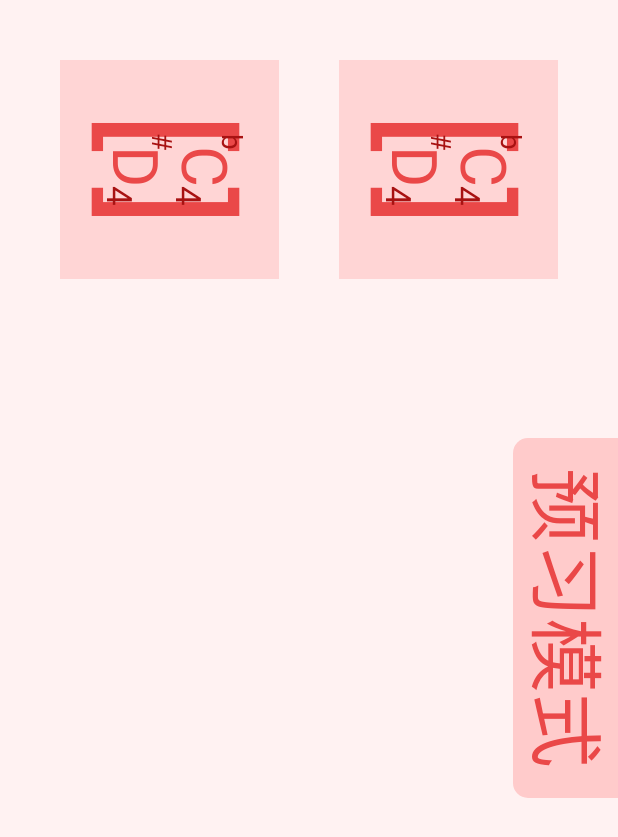
After one commit to SWC-Painist/APP, an Android app: the PlayingActivity screen opened directly, with no data from a screen before it, on a phone screen of 412 x 824 dp. The commit adds this screen. Shown: the top 837 px of the screen. Run offline under Robolectric (Android 15) with nearby library versions, the phone set to English and light mode, and no system bars; Roboto replaces fonts that are not available here; 1 statement that could not run was skipped.

Commit message:
Add Playing View; Update Preview-State Layout

```diff
--- a/app/build.gradle
+++ b/app/build.gradle
@@ -27,6 +27,10 @@ android {
         targetCompatibility JavaVersion.VERSION_1_8
     }
 
+    packagingOptions {
+        exclude 'META-INF/app_release.kotlin_module'
+    }
+
     lintOptions {
         abortOnError false
     }
--- a/app/src/main/AndroidManifest.xml
+++ b/app/src/main/AndroidManifest.xml
@@ -9,7 +9,8 @@
         android:roundIcon="@mipmap/ic_launcher_round"
         android:supportsRtl="true"
         android:theme="@style/Theme.Painist.NoActionBar">
-        <activity android:name=".Scorelist"></activity>
+        <activity android:name=".PlayingActivity"></activity>
+        <activity android:name=".Scorelist" />
         <activity
             android:name=".MainActivity"
             android:label="@string/app_name"
--- /dev/null
+++ b/app/src/main/java/com/app/painist/PlayingActivity.java
@@ -0,0 +1,69 @@
+package com.app.painist;
+
+import androidx.annotation.NonNull;
+import androidx.annotation.Nullable;
+import androidx.annotation.RequiresApi;
+import androidx.appcompat.app.AppCompatActivity;
+
+import android.content.Context;
+import android.graphics.Canvas;
+import android.graphics.Color;
+import android.graphics.Paint;
+import android.os.Build;
+import android.os.Bundle;
+import android.util.AttributeSet;
+import android.util.Log;
+import android.view.Display;
+import android.view.Surface;
+import android.view.View;
+import android.view.Window;
+import android.view.WindowManager;
+
+import java.io.IOException;
+import java.io.InputStream;
+import java.io.StringWriter;
+import java.nio.charset.StandardCharsets;
+
+public class PlayingActivity extends AppCompatActivity {
+
+    private PlayingView playingView;
+
+    @Override @RequiresApi(api = Build.VERSION_CODES.KITKAT)
+    protected void onCreate(Bundle savedInstanceState) {
+        super.onCreate(savedInstanceState);
+
+        playingView = new PlayingView(this);
+
+        setFullScreen();
+
+        setContentView(playingView);
+    }
+
+    @RequiresApi(api = Build.VERSION_CODES.KITKAT)
+    private void setFullScreen() {
+        // 全屏显示：
+        // 1.隐藏上方通知栏
+        getWindow().setFlags(WindowManager.LayoutParams.FLAG_FULLSCREEN, WindowManager.LayoutParams.FLAG_FULLSCREEN);
+        // 2.隐藏底部导航栏（返回HOME键等）
+        WindowManager.LayoutParams params = getWindow().getAttributes();
+        params.systemUiVisibility = View.SYSTEM_UI_FLAG_HIDE_NAVIGATION|View.SYSTEM_UI_FLAG_IMMERSIVE;
+        getWindow().setAttributes(params);
+    }
+
+    public float getScreenRotation() {
+        WindowManager windowManager = getWindowManager();
+        Display display = windowManager.getDefaultDisplay();
+
+        int screenRotation = display.getRotation();
+        if (Surface.ROTATION_0 == screenRotation) {
+            return 0f;
+        } else if (Surface.ROTATION_90 == screenRotation) {
+            return 90f;
+        } else if (Surface.ROTATION_180 == screenRotation) {
+            return 180f;
+        } else if (Surface.ROTATION_270 == screenRotation) {
+            return 270f;
+        }
+        return 0f;
+    }
+}
--- /dev/null
+++ b/app/src/main/java/com/app/painist/PlayingView.java
@@ -0,0 +1,342 @@
+package com.app.painist;
+
+import android.app.Activity;
+import android.content.Context;
+import android.graphics.Bitmap;
+import android.graphics.BitmapFactory;
+import android.graphics.Canvas;
+import android.graphics.Color;
+import android.graphics.Matrix;
+import android.graphics.Paint;
+import android.graphics.Rect;
+import android.graphics.Typeface;
+import android.os.Build;
+import android.os.Environment;
+import android.provider.ContactsContract;
+import android.util.Log;
+import android.view.MotionEvent;
+import android.view.View;
+
+import androidx.annotation.NonNull;
+import androidx.annotation.RequiresApi;
+
+import org.jetbrains.annotations.NotNull;
+
+import java.lang.reflect.Array;
+import java.util.ArrayList;
+import java.util.List;
+
+import static java.lang.Float.NaN;
+import static java.lang.Float.isNaN;
+
+/* class PlayingView
+ * 用于绘制PlayingActivity窗口下的界面
+ * onDraw中绘制窗口，在每次更新窗口或使用invalidate函数时会自动调用
+ * 关联ScoreRenderer，用于绘制主要图像；本类自带方法drawUI仅用于绘制界面跳转逻辑相关UI
+ **************
+ * by Criheacy
+ * last-edit: 2021/3/2 20:35
+ */
+
+@RequiresApi(api = Build.VERSION_CODES.O)
+class PlayingState {
+
+    public static int previewState = 1;
+    public static int exerciseState = 2;
+    public static int preformingState = 3;
+
+    public int state;
+    public String text;
+    public int textColor;
+    public int subTextColor;
+    public int textBackColor;
+    public int globalBackColor;
+    public int darkColor;
+
+    public PlayingState(int state, String text, int textColor, int subTextColor,
+                        int textBackColor, int globalBackColor, int darkColor) {
+        this.state = state;
+        this.text = text;
+        this.textColor = textColor;
+        this.subTextColor = subTextColor;
+        this.textBackColor = textBackColor;
+        this.globalBackColor = globalBackColor;
+        this.darkColor = darkColor;
+    }
+
+    protected static PlayingState preview = new PlayingState(
+            previewState,
+            "预习模式",
+            0xffea4848,
+            0xffa81212,
+            0xffffcbcb,
+            0xffffe6e6,
+            0xff6b0000
+    );
+    protected static PlayingState exercise = new PlayingState(
+            exerciseState,
+            "练习模式",
+            0xffe48b0c,
+            0xffa97218,
+            0xffffdba2,
+            0xfffff0d9,
+            0xff683d00
+    );
+    protected static PlayingState performing = new PlayingState(
+            preformingState,
+            "演奏模式",
+            0xff0d9c68,
+            0xff106f52,
+            0xff86f0c4,
+            0xffd5ffee,
+            0xff005037
+    );
+}
+
+class PlayingNote {
+    public String flatOrSharp;
+    public String value;
+    public String octave;
+}
+
+class PlayingView extends View {
+
+    protected PlayingState playingState;
+
+    protected float mWidth;
+    protected float mHeight;
+
+    protected float rLeft;
+    protected float rRight;
+    protected float rTop;
+    protected float rBottom;
+
+    protected float rCenterX;
+    protected float rCenterY;
+
+    public PlayingView(@NotNull Activity activity) {
+        super(activity.getBaseContext());
+        mWidth = NaN;
+        mHeight = NaN;
+
+    }
+
+
+//    @Override
+//    public boolean onTouchEvent(MotionEvent event) {
+//        int action = event.getAction();
+//        float x = event.getX();
+//        float y = event.getY();
+//        switch (action) {
+//            case MotionEvent.ACTION_DOWN:
+//                mainScoreRenderer.setHoldingState(true);
+//                break;
+//            case MotionEvent.ACTION_UP:
+//                mainScoreRenderer.setHoldingState(false);
+//                lastTouchPos = NaN;
+//                break;
+//            case MotionEvent.ACTION_MOVE:
+//                if (!Float.isNaN(lastTouchPos))
+//                    mainScoreRenderer.setHoldingOffset(y - lastTouchPos);
+//                lastTouchPos = y;
+//                break;
+//        }
+//        return true;
+//    }
+
+    @Override @RequiresApi(api = Build.VERSION_CODES.O)
+    protected void onDraw(Canvas canvas) {
+        super.onDraw(canvas);
+
+        // Initialize at first time
+        if (isNaN(mWidth) && isNaN(mHeight)) {
+            mWidth = getWidth();
+            mHeight = getHeight();
+            rLeft = mWidth / 2 - mHeight / 2;
+            rRight = mWidth / 2 + mHeight / 2;
+            rTop = mHeight / 2 - mWidth / 2;
+            rBottom = mHeight / 2 + mWidth / 2;
+
+            rCenterX = (rLeft + rRight) / 2;
+            rCenterY = (rTop + rBottom) / 2;
+        }
+        if (!(isNaN(mWidth) && isNaN(mHeight))) {
+            canvas.rotate(90, mWidth / 2, mHeight / 2);
+        }
+
+        playingState = PlayingState.preview;
+
+        canvas.drawColor((playingState.globalBackColor & 0x00FFFFFF) | 0x80000000);
+
+//        canvas.setMatrix(null); // reset canvas transform
+
+        drawPlayingState(canvas);
+
+        PlayingNote c = new PlayingNote();
+        c.flatOrSharp = "b";
+        c.value = "C";
+        c.octave = "4";
+
+        PlayingNote d = new PlayingNote();
+        d.flatOrSharp = "#";
+        d.value = "D";
+        d.octave = "4";
+
+        PlayingNote e = new PlayingNote();
+        e.flatOrSharp = "";
+        e.value = "E";
+        e.octave = "5";
+
+        PlayingNote f = new PlayingNote();
+        f.flatOrSharp = "";
+        f.value = "E";
+        f.octave = "5";
+
+        PlayingNote g = new PlayingNote();
+        g.flatOrSharp = "";
+        g.value = "E";
+        g.octave = "5";
+
+        PlayingNote[] playingNotes = new PlayingNote[2];
+        playingNotes[0] = c;
+        playingNotes[1] = d;
+//        playingNotes[2] = e;
+//        playingNotes[3] = f;
+//        playingNotes[4] = g;
+
+        drawHintNotes(canvas, playingNotes);
+        invalidate();
+    }
+
+    @RequiresApi(api = Build.VERSION_CODES.O)
+    private void drawHintNotes(@NonNull Canvas canvas, PlayingNote[] notes)
+    {
+        Paint tPaint = new Paint();
+        tPaint.setColor((playingState.textBackColor & 0x00FFFFFF) | 0xC0000000);
+
+        final float margin = 60;
+        final float padding = 40;
+
+        float len = (rBottom - rTop - margin * 3) / 2;
+        canvas.drawRect(rLeft + margin, rTop + margin, rLeft + margin + len, rTop + margin + len, tPaint);
+        canvas.drawRect(rLeft + margin, rBottom - margin - len, rLeft + margin + len, rBottom - margin, tPaint);
+
+        drawNotesInBox(canvas, notes, rLeft + margin, rLeft + margin + len, rTop + margin, rTop + margin + len, padding);
+        drawNotesInBox(canvas, notes, rLeft + margin, rLeft + margin + len, rBottom - margin - len, rBottom - margin, padding);
+    }
+
+    @RequiresApi(api = Build.VERSION_CODES.O)
+    private void drawNotesInBox(@NotNull Canvas canvas, PlayingNote[] notes, float rl, float rr, float rt, float rb, float padding) {
+        float len = rr - rl;
+        float boxSize;
+        Paint tPaint = new Paint();
+        tPaint.setColor(playingState.textColor);
+        tPaint.setTextAlign(Paint.Align.CENTER);
+        if (notes.length == 0) {
+            return;
+        }
+        else if (notes.length == 1) {
+            boxSize = (rb - rt) - padding * 1.5f * 2;
+            drawNoteInBox(canvas, rl + len / 2 - boxSize / 2,
+                    rl + len / 2 + boxSize / 2,
+                    rt + padding * 1.5f,
+                    rt + padding * 1.5f + boxSize, notes[0]);
+        }
+        else if (notes.length <= 3) {
+            tPaint.setTextSize(len * 0.7f);
+            canvas.drawText("[",rl + padding * (1.8f + (notes.length - 2) * 0.5f),
+                    rt + len * 0.75f, tPaint);
+            canvas.drawText("]",rl + len - padding * (1.8f + (notes.length - 2) * 0.5f),
+                    rt + len * 0.75f, tPaint);
+
+            boxSize = (len - padding * 2) / notes.length;
+            for (int i = 0; i < notes.length; i++) {
+                drawNoteInBox(canvas, rl + len / 2 - boxSize / 2,
+                        rl + len / 2 + boxSize / 2,
+                        rt + padding + boxSize * i,
+                        rt + padding + boxSize * (i + 1), notes[i]);
+            }
+        }
+        else if (notes.length <= 5) {
+            tPaint.setTextSize(len * 0.5f);
+            canvas.drawText("[",rl + padding * 1.25f, rt + len * 0.66f, tPaint);
+            canvas.drawText("]",rl + len - padding * 1.25f, rt + len * 0.66f, tPaint);
+
+            boxSize = (len - padding * 2) / 3;
+            for (int i = 0; i < 2; i++) {
+                drawNoteInBox(canvas, rl + len * 0.35f - boxSize / 2,
+                        rl + len * 0.35f + boxSize / 2,
+                        rt + padding + boxSize * (i + 0.5f),
+                        rt + padding + boxSize * (i + 1.5f), notes[i]);
+            }
+            for (int i = 2; i < notes.length; i++) {
+                drawNoteInBox(canvas, rl + len * 0.65f - boxSize / 2,
+                        rl + len * 0.65f + boxSize / 2,
+                        rt + padding + boxSize * (i - 1.5f - (notes.length - 4) * 0.5f),
+                        rt + padding + boxSize * (i - 0.5f - (notes.length - 4) * 0.5f), notes[i]);
+            }
+        }
+    }
+
+    @RequiresApi(api = Build.VERSION_CODES.O)
+    private void drawNoteInBox(@NonNull Canvas canvas, float rl, float rr, float rt, float rb, PlayingNote note) {
+        Paint tPaint = new Paint();
+
+        float boxSize = (rb - rt);
+
+        tPaint.setColor(playingState.textColor);
+        tPaint.setTextAlign(Paint.Align.CENTER);
+        tPaint.setTextSize(boxSize * 0.9f);
+        tPaint.setTypeface(Typeface.createFromAsset(getContext().getAssets(), "fonts/FZCuYuan.TTF"));
+
+        canvas.drawText(note.value, (rl + rr) / 2 - boxSize * 0.05f, (rt + rb) / 2 + boxSize * 0.32f, tPaint);
+
+        tPaint.setColor(playingState.subTextColor);
+        tPaint.setTextSize(boxSize * 0.4f);
+
+        canvas.drawText(note.flatOrSharp, rl + (rr - rl) * 0.1f, rt + boxSize * 0.25f, tPaint);
+
+        tPaint.setTextSize(boxSize * 0.5f);
+        canvas.drawText(note.octave, rl + (rr - rl) * 0.87f, rt + boxSize * 0.9f, tPaint);
+    }
+
+    @RequiresApi(api = Build.VERSION_CODES.O)
+    private void drawPlayingState(@NotNull Canvas canvas) {
+        Paint tPaint = new Paint();
+
+        tPaint.setColor(playingState.textBackColor);
+        tPaint.setStyle(Paint.Style.FILL);
+        canvas.drawRoundRect(rCenterX - 180, rTop - 15, rCenterX + 180, rTop + 105, 15, 15, tPaint);
+
+        tPaint.setColor(playingState.textColor);
+        tPaint.setTextSize(75);
+        tPaint.setTextAlign(Paint.Align.CENTER);
+        canvas.drawText(playingState.text, rCenterX, rTop + 80, tPaint);
+    }
+
+/*    @RequiresApi(api = Build.VERSION_CODES.LOLLIPOP)
+    private void drawRotationSuggestion(@NotNull Canvas canvas) {
+        Paint tPaint = new Paint();
+        tPaint.setColor(Color.GRAY);
+        tPaint.setAlpha(150);
+        tPaint.setStyle(Paint.Style.FILL);
+
+        canvas.drawRoundRect(mWidth / 2 - 300f, mHeight / 2 - 300f,
+                mWidth / 2 + 300f, mHeight / 2 + 300f, 75, 75, tPaint);
+
+        tPaint.setColor(Color.BLACK);
+        tPaint.setAlpha(255);
+        tPaint.setStyle(Paint.Style.FILL);
+        tPaint.setTextSize(90);
+        tPaint.setTextAlign(Paint.Align.CENTER);
+
+        canvas.drawText("请旋转屏幕",mWidth / 2, mHeight / 2 + 175, tPaint);
+
+        Bitmap tRotateIcon = BitmapFactory.decodeResource(getResources(), R.mipmap.rotate);
+        Rect src = new Rect(0, 0, tRotateIcon.getWidth(), tRotateIcon.getHeight());
+        Rect dist = new Rect(((int)mWidth / 2 - 150), ((int)mHeight / 2 - 225),
+                ((int)(mWidth / 2) + 150), ((int)mHeight / 2 + 75));
+        canvas.drawBitmap(tRotateIcon, src, dist, tPaint);
+    }
+ */
+}
--- /dev/null
+++ b/app/src/main/java/com/app/painist/ScoreRenderer.java
@@ -0,0 +1,5 @@
+package com.app.painist;
+
+public class ScoreRenderer {
+
+}
--- a/app/src/main/java/com/app/painist/ui/home/HomeFragment.java
+++ b/app/src/main/java/com/app/painist/ui/home/HomeFragment.java
@@ -1,5 +1,6 @@
 package com.app.painist.ui.home;
 
+import android.content.Intent;
 import android.os.Bundle;
 import android.view.Gravity;
 import android.view.LayoutInflater;
@@ -15,6 +16,8 @@ import androidx.fragment.app.Fragment;
 import androidx.lifecycle.Observer;
 import androidx.lifecycle.ViewModelProvider;
 
+import com.app.painist.MainActivity;
+import com.app.painist.PlayingActivity;
 import com.app.painist.R;
 
 public class HomeFragment extends Fragment {
@@ -34,13 +37,23 @@ public class HomeFragment extends Fragment {
         super.onActivityCreated(savedInstanceState);
 
         // Button To Open Left-Navigation Menu
-        ImageView imageView = getActivity().findViewById(R.id.menu_button);
-        imageView.setOnClickListener(new View.OnClickListener() {
+        ImageView menuButton = getActivity().findViewById(R.id.menu_button);
+        menuButton.setOnClickListener(new View.OnClickListener() {
             @Override
             public void onClick(View v) {
                 DrawerLayout drawerLayout = getActivity().findViewById(R.id.drawer_layout);
                 drawerLayout.openDrawer(Gravity.LEFT);
             }
         });
+
+        ImageView photoButton = getActivity().findViewById(R.id.photo_button);
+        photoButton.setOnClickListener(new View.OnClickListener() {
+            @Override
+            public void onClick(View v) {
+                Intent intent = new Intent(getContext(), PlayingActivity.class);
+                startActivity(intent);
+            }
+        });
+
     }
 }
--- a/app/src/main/res/layout/fragment_home.xml
+++ b/app/src/main/res/layout/fragment_home.xml
@@ -32,6 +32,7 @@
             android:typeface="normal"
             android:layout_marginBottom="10dp"/>
         <ImageView
+            android:id="@+id/photo_button"
             android:layout_width="242.4dp"
             android:layout_height="256.4dp"
             android:background="@mipmap/photo_button" />
```
Also changed, not shown: app/src/main/java/com/app/painist/MainActivity.java (+1 -19 lines), 1 other file.
